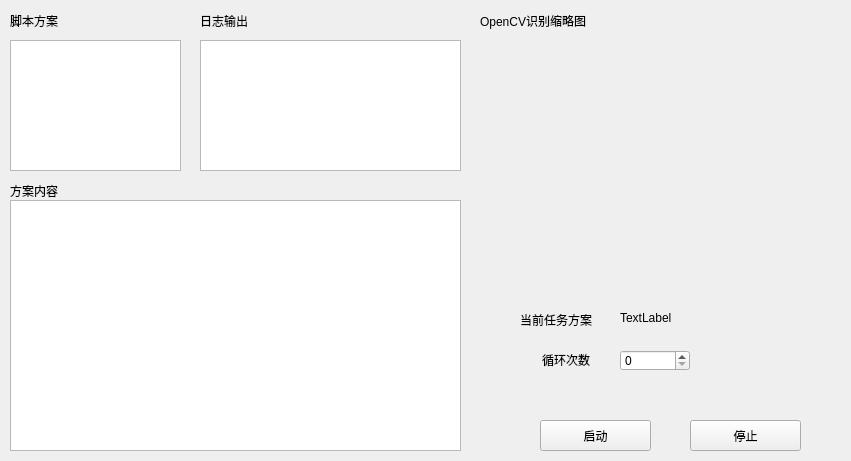
The window that src/widget/main/mainwindow.ui (Ferrarii-430/onmyoji-script) describes before a commit, drawn with Qt 5.
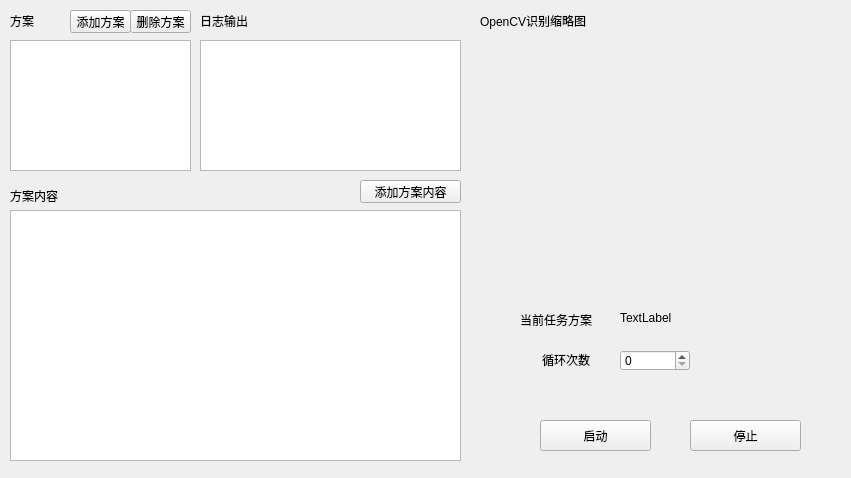
The same window after the commit.

```diff
--- a/src/widget/main/mainwindow.ui
+++ b/src/widget/main/mainwindow.ui
@@ -10,7 +10,7 @@
     <x>0</x>
     <y>0</y>
     <width>851</width>
-    <height>461</height>
+    <height>478</height>
    </rect>
   </property>
   <property name="windowTitle">
@@ -21,12 +21,12 @@
     <rect>
      <x>10</x>
      <y>10</y>
-     <width>81</width>
+     <width>31</width>
      <height>21</height>
     </rect>
    </property>
    <property name="text">
-    <string>脚本方案</string>
+    <string>方案</string>
    </property>
   </widget>
   <widget class="QListWidget" name="listWidget">
@@ -34,7 +34,7 @@
     <rect>
      <x>10</x>
      <y>40</y>
-     <width>171</width>
+     <width>181</width>
      <height>131</height>
     </rect>
    </property>
@@ -43,7 +43,7 @@
    <property name="geometry">
     <rect>
      <x>10</x>
-     <y>180</y>
+     <y>185</y>
      <width>81</width>
      <height>21</height>
     </rect>
@@ -56,7 +56,7 @@
    <property name="geometry">
     <rect>
      <x>10</x>
-     <y>200</y>
+     <y>210</y>
      <width>451</width>
      <height>251</height>
     </rect>
@@ -182,6 +182,45 @@
     <string>TextLabel</string>
    </property>
   </widget>
+  <widget class="QPushButton" name="programmeAddBtn">
+   <property name="geometry">
+    <rect>
+     <x>70</x>
+     <y>10</y>
+     <width>61</width>
+     <height>23</height>
+    </rect>
+   </property>
+   <property name="text">
+    <string>添加方案</string>
+   </property>
+  </widget>
+  <widget class="QPushButton" name="programmeContentAddBtn">
+   <property name="geometry">
+    <rect>
+     <x>360</x>
+     <y>180</y>
+     <width>101</width>
+     <height>23</height>
+    </rect>
+   </property>
+   <property name="text">
+    <string>添加方案内容</string>
+   </property>
+  </widget>
+  <widget class="QPushButton" name="programmeRemoveBtn">
+   <property name="geometry">
+    <rect>
+     <x>130</x>
+     <y>10</y>
+     <width>61</width>
+     <height>23</height>
+    </rect>
+   </property>
+   <property name="text">
+    <string>删除方案</string>
+   </property>
+  </widget>
  </widget>
  <resources/>
  <connections/>
```
